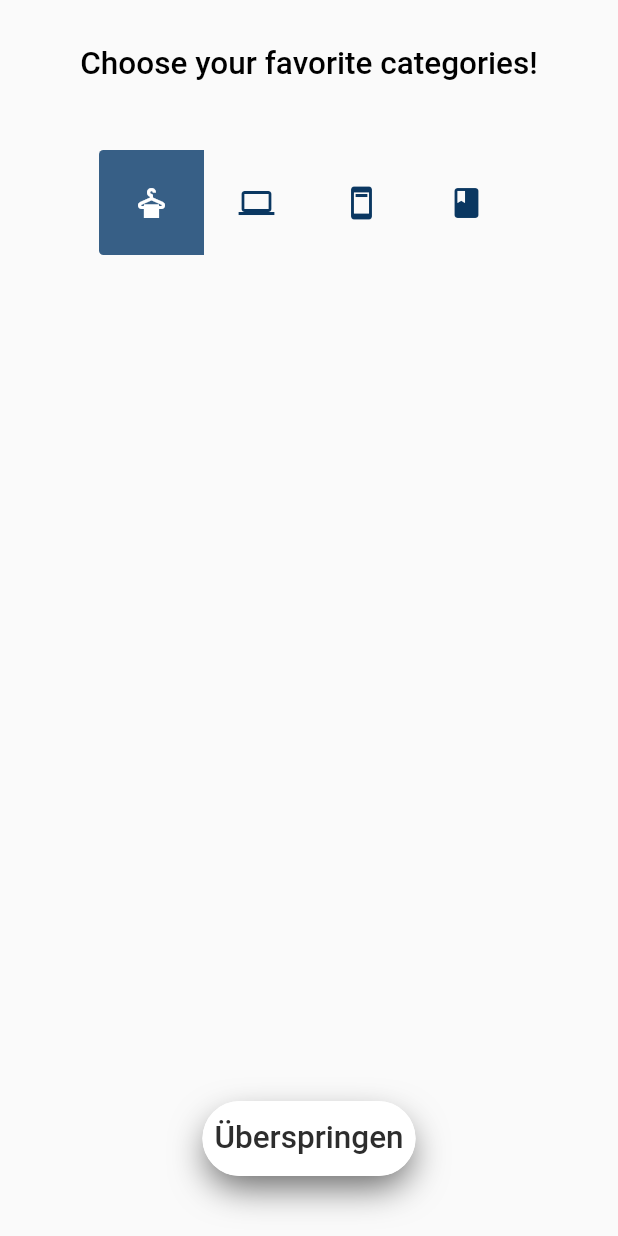
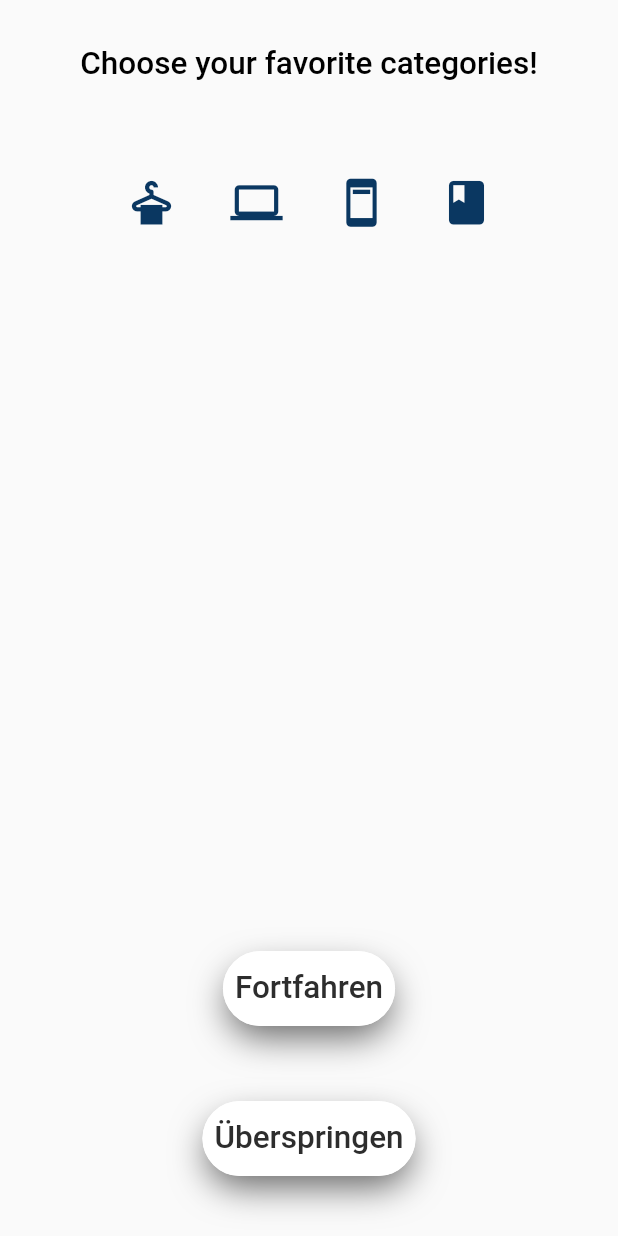
Before and after one commit to dimitarKolev99/flutter_project, a Flutter app: the WelcomePage widget shown alone on an empty page, opened directly with empty values, on a phone screen of 412 x 824 dp. Run offline on Flutter 3.47's test engine with Material 2 defaults, Android fonts, the phone set to English and light mode, and no system bars; our stand-ins replace flutter_local_notifications, google_fonts, line_awesome_flutter, mobx, shared_preferences, timezone; accounts and stored records are empty; network calls fail.

Commit message:
new button "fortfahren" #143

```diff
--- a/lib/view/welcome_screen.dart
+++ b/lib/view/welcome_screen.dart
@@ -25,7 +25,7 @@ class WelcomePage extends StatefulWidget {
 }
 
 class _WelcomePageState extends State<WelcomePage> {
-  List<bool> isSelected = [true, false, false, false];
+  List<bool> isSelected = [false, false, false, false];
 
   @override
   Widget build(BuildContext context) {
@@ -62,10 +62,10 @@ class _WelcomePageState extends State<WelcomePage> {
                       selectedColor: Colors.white,
                       borderRadius: BorderRadius.circular(4),
                       children: <Widget>[
-                        Icon(Icons.dry_cleaning),
-                        Icon(Icons.laptop),
-                        Icon(Icons.ad_units),
-                        Icon(Icons.book),
+                        Icon(Icons.dry_cleaning, size: 35),
+                        Icon(Icons.laptop, size: 35),
+                        Icon(Icons.ad_units, size: 35),
+                        Icon(Icons.book, size: 35),
                       ],
                       onPressed: (int index) {
                         int count = 0;
@@ -86,6 +86,55 @@ class _WelcomePageState extends State<WelcomePage> {
                   ],
                 )),
               ]),
+            ),
+            Align(
+              alignment: Alignment.center,
+              child: Column(
+                mainAxisAlignment: MainAxisAlignment.spaceEvenly,
+                children: <Widget>[
+                  Container(
+                    height: 50,
+                    margin: EdgeInsets.symmetric(horizontal: 25, vertical: 10),
+                    decoration: BoxDecoration(
+                      borderRadius: BorderRadius.circular(33),
+                      boxShadow: [
+                        BoxShadow(
+                          color: Colors.black.withOpacity(0.6),
+                          offset: Offset(
+                            0.0,
+                            10.0,
+                          ),
+                          blurRadius: 20.0,
+                          spreadRadius: -3.0,
+                        ),
+                      ],
+                      color: ThemeChanger.textColor,
+                    ),
+                    child: TextButton(
+                      onPressed: () {
+                        widget.callback.closeWelcomeScreen();
+                      },
+                      style: ButtonStyle(
+                          backgroundColor:
+                              MaterialStateProperty.all(ThemeChanger.textColor),
+                          foregroundColor: MaterialStateProperty.all(
+                              Color.fromRGBO(45, 45, 45, 1)),
+                          shape:
+                              MaterialStateProperty.all<RoundedRectangleBorder>(
+                                  RoundedRectangleBorder(
+                            borderRadius: BorderRadius.circular(33),
+                            //side: BorderSide(color: Colors.black)
+                          )),
+                          textStyle: MaterialStateProperty.all(TextStyle(
+                            fontSize: 21,
+                            fontWeight: FontWeight.w500,
+                          ))),
+                      child: Text("Fortfahren"),
+                    ),
+                  ),
+                  SizedBox(height: 30),
+                ],
+              ),
             ),
             Align(
               alignment: Alignment.bottomCenter,
```
